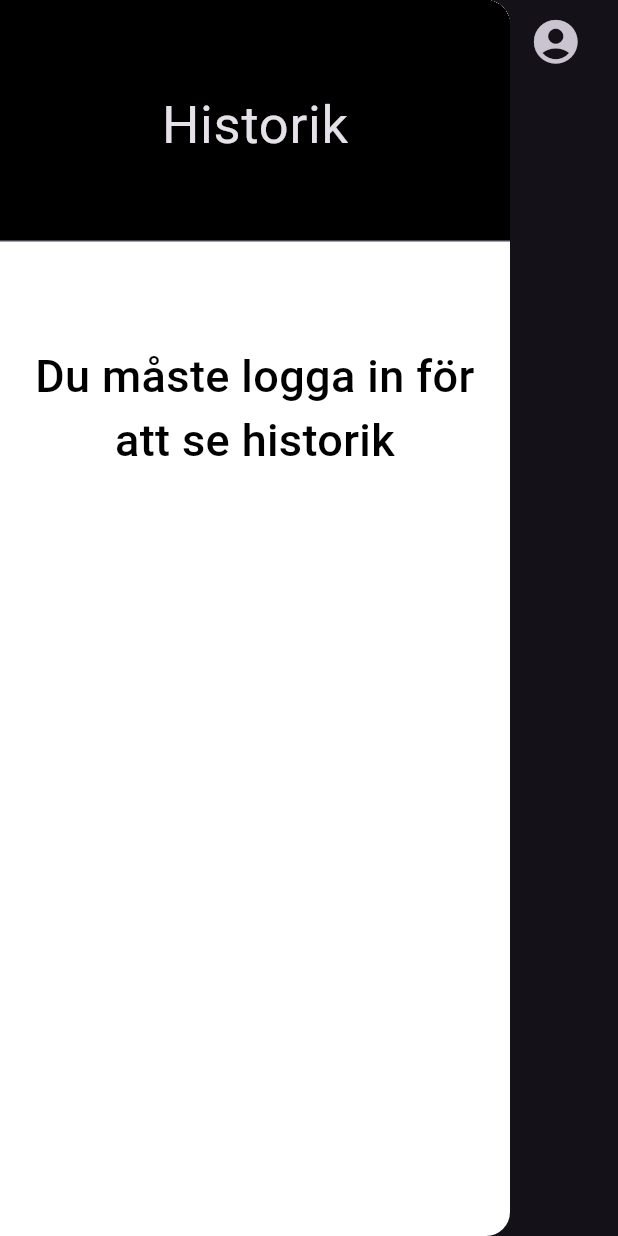
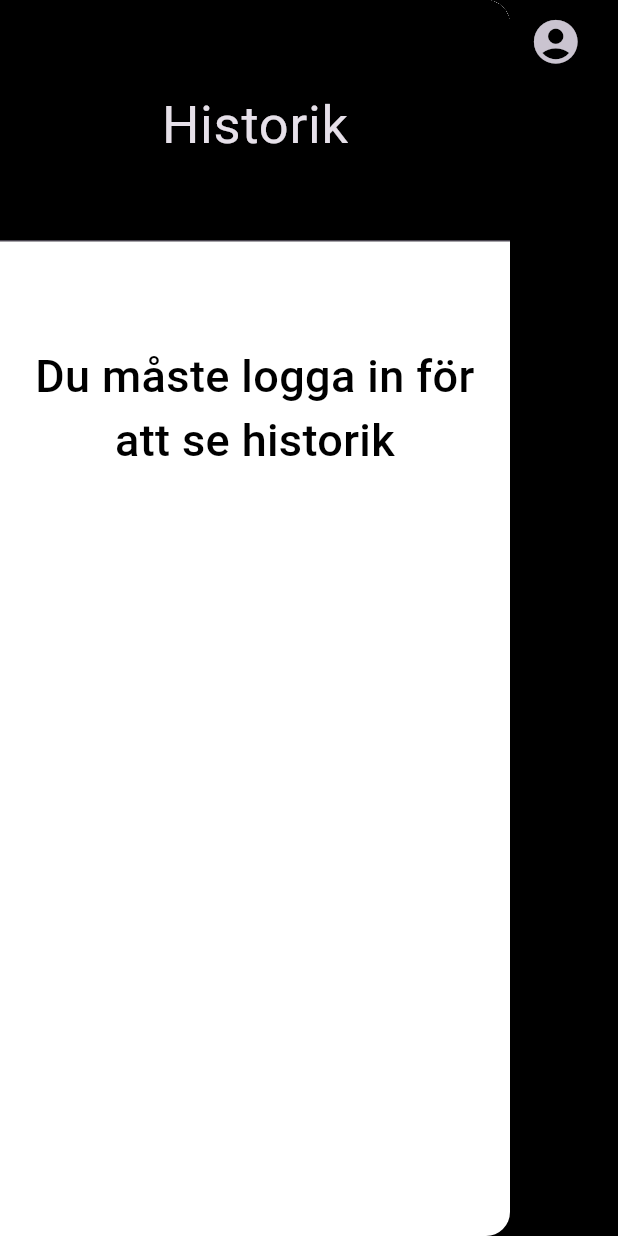
Before and after one commit to Rasmus3liasson/alcohol_check, a Flutter app: the screen it shows after launch, item 2 of the bottom bar chosen, on a phone screen of 412 x 824 dp. Run offline on Flutter 3.47's test engine with Material 3 defaults, Android fonts, the phone set to English and light mode, and no system bars; our stand-ins replace cloud_firestore, firebase_auth, firebase_core, flutter_svg, google_fonts, google_sign_in and 1 more; accounts and stored records are empty.

Commit message:
color changes

```diff
--- a/lib/main.dart
+++ b/lib/main.dart
@@ -1,5 +1,6 @@
 import 'package:alcohol_check/pages/splash/splash_screen.dart';
 import 'package:alcohol_check/pages/start/start.dart';
+import 'package:alcohol_check/utils/constans/color.dart';
 import 'package:cloud_firestore/cloud_firestore.dart';
 import 'package:firebase_core/firebase_core.dart';
 import 'package:flutter/material.dart';
@@ -34,7 +35,10 @@ class _MyAppState extends State<MyApp> {
         '/splash': (context) => const SplashScreen(),
         '/start': (context) => const StartScreen(),
       },
-      darkTheme: ThemeData(brightness: Brightness.dark),
+      darkTheme: ThemeData(
+        brightness: Brightness.dark,
+        scaffoldBackgroundColor: AppColor.blackColor,
+      ),
       themeMode: ThemeMode.dark,
       theme: ThemeData(
         textTheme: GoogleFonts.montserratTextTheme(
--- a/lib/utils/constans/color.dart
+++ b/lib/utils/constans/color.dart
@@ -1,8 +1,9 @@
 import 'package:flutter/material.dart';
+
 class AppColor {
-  AppColor._();
   static const Color blackColor = Colors.black;
+  static const Color blackColorLighter = Color.fromARGB(255, 24, 23, 23);
   static const Color whiteColor = Colors.white;
   static const Color greyColor = Colors.grey;
-
+  static const Color purpleColor = Color.fromARGB(255, 179, 30, 216);
 }
--- a/lib/utils/functions/components/bottom_navigationbar.dart
+++ b/lib/utils/functions/components/bottom_navigationbar.dart
@@ -88,7 +88,7 @@ class _CustomBottomNavigationBarState extends State<CustomBottomNavigationBar>
                   child: Row(
                     children: [
                       const CustomDrawer(),
-                      FillEmptySpace(),
+                      fillEmptySpace(),
                     ],
                   ),
                 );
@@ -99,7 +99,7 @@ class _CustomBottomNavigationBarState extends State<CustomBottomNavigationBar>
     );
   }
 
-  Expanded FillEmptySpace() {
+  Expanded fillEmptySpace() {
     return Expanded(
       child: GestureDetector(
         onTap: () => setState(() {
--- a/lib/utils/functions/components/button.dart
+++ b/lib/utils/functions/components/button.dart
@@ -20,7 +20,7 @@ class CustomNavigationButtonState extends State<CustomNavigationButton> {
   Widget build(BuildContext context) {
     return ElevatedButton(
       style: ElevatedButton.styleFrom(
-        backgroundColor: AppColor.blackColor,
+        backgroundColor: AppColor.purpleColor,
         padding: const EdgeInsets.all(20.0),
         shape: RoundedRectangleBorder(
           borderRadius: BorderRadius.circular(20.0),
--- a/lib/utils/functions/components/drawer.dart
+++ b/lib/utils/functions/components/drawer.dart
@@ -98,9 +98,6 @@ class _CustomDrawerState extends State<CustomDrawer> {
                         currentAccountPicture: CircleAvatar(
                           backgroundImage: NetworkImage(userResult!.photoURL),
                         ),
-                        onDetailsPressed: () async {
-                          await signOut(context);
-                        },
                       )
                     : const DrawerHeader(
                         decoration: BoxDecoration(color: AppColor.blackColor),
```
Also changed, not shown: lib/pages/consumtion/choosen_consumtion.dart (+5 -5 lines), lib/pages/consumtion/consumtion.dart (+4 -3 lines), lib/pages/consumtion/consumtion_pop_up.dart (+16 -11 lines), lib/pages/consumtion_time/consumtion_time.dart (+25 -4 lines). Lines whose indentation alone changed are shown as unchanged.
